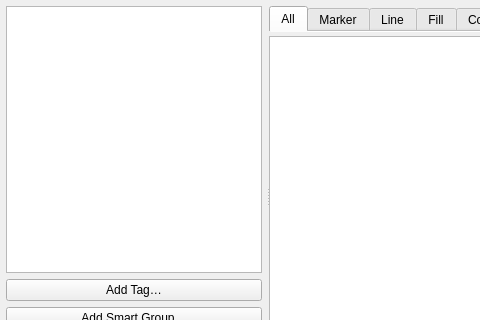
Above: src/ui/qgsstylemanagerdialogbase.ui from qgis/QGIS before the change; both pictures show x 0 to 480 and y 0 to 320 of the 950 by 419 pixel window. Below: the same form after it.
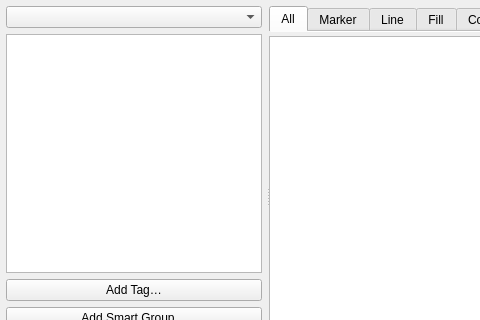
That is the form after the change. Icons and pictures are not drawn. Custom widgets are drawn as their Qt base class.

Commit message: Show combo box for selecting style database from project styles in style manager dialog

Diff of the .ui file:
```diff
--- a/src/ui/qgsstylemanagerdialogbase.ui
+++ b/src/ui/qgsstylemanagerdialogbase.ui
@@ -57,26 +57,7 @@
        <property name="bottomMargin">
         <number>0</number>
        </property>
-       <item row="0" column="0">
-        <widget class="QTreeView" name="groupTree">
-         <property name="sizePolicy">
-          <sizepolicy hsizetype="Preferred" vsizetype="Expanding">
-           <horstretch>0</horstretch>
-           <verstretch>0</verstretch>
-          </sizepolicy>
-         </property>
-         <property name="maximumSize">
-          <size>
-           <width>16777215</width>
-           <height>16777215</height>
-          </size>
-         </property>
-         <property name="editTriggers">
-          <set>QAbstractItemView::DoubleClicked</set>
-         </property>
-        </widget>
-       </item>
-       <item row="1" column="0">
+       <item row="2" column="0">
         <widget class="QPushButton" name="btnAddTag">
          <property name="text">
           <string>Add Tag…</string>
@@ -86,7 +67,7 @@
          </property>
         </widget>
        </item>
-       <item row="2" column="0">
+       <item row="3" column="0">
         <widget class="QPushButton" name="btnAddSmartgroup">
          <property name="text">
           <string>Add Smart Group…</string>
@@ -96,7 +77,7 @@
          </property>
         </widget>
        </item>
-       <item row="3" column="0">
+       <item row="4" column="0">
         <widget class="QPushButton" name="btnManageGroups">
          <property name="toolTip">
           <string>Modify selected tag or smart group</string>
@@ -109,7 +90,7 @@
          </property>
         </widget>
        </item>
-       <item row="4" column="0">
+       <item row="5" column="0">
         <widget class="QPushButton" name="btnShare">
          <property name="text">
           <string>Import / Export</string>
@@ -123,6 +104,28 @@
          </property>
         </widget>
        </item>
+       <item row="1" column="0">
+        <widget class="QTreeView" name="groupTree">
+         <property name="sizePolicy">
+          <sizepolicy hsizetype="Preferred" vsizetype="Expanding">
+           <horstretch>0</horstretch>
+           <verstretch>0</verstretch>
+          </sizepolicy>
+         </property>
+         <property name="maximumSize">
+          <size>
+           <width>16777215</width>
+           <height>16777215</height>
+          </size>
+         </property>
+         <property name="editTriggers">
+          <set>QAbstractItemView::DoubleClicked</set>
+         </property>
+        </widget>
+       </item>
+       <item row="0" column="0">
+        <widget class="QComboBox" name="mComboBoxStyleDatabase"/>
+       </item>
       </layout>
      </widget>
      <widget class="QWidget" name="widget_2" native="true">
```
Left out of the diff: 2 changed lines with no effect on the pictures. The commit also changes 2 other files.
